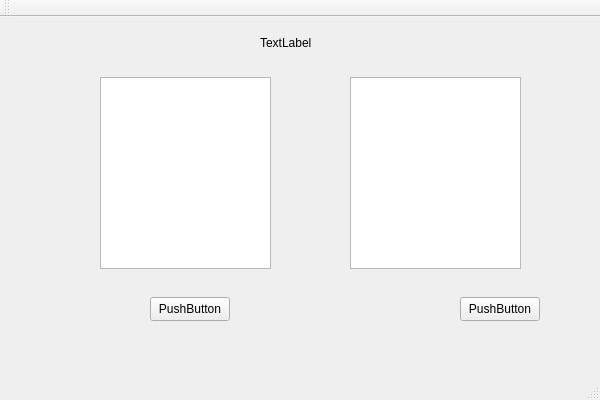
First picture: the form in BlackJack/FrontEnd/FrontEnd.ui, repository HookMyHooks/CatsCard, before the edit.
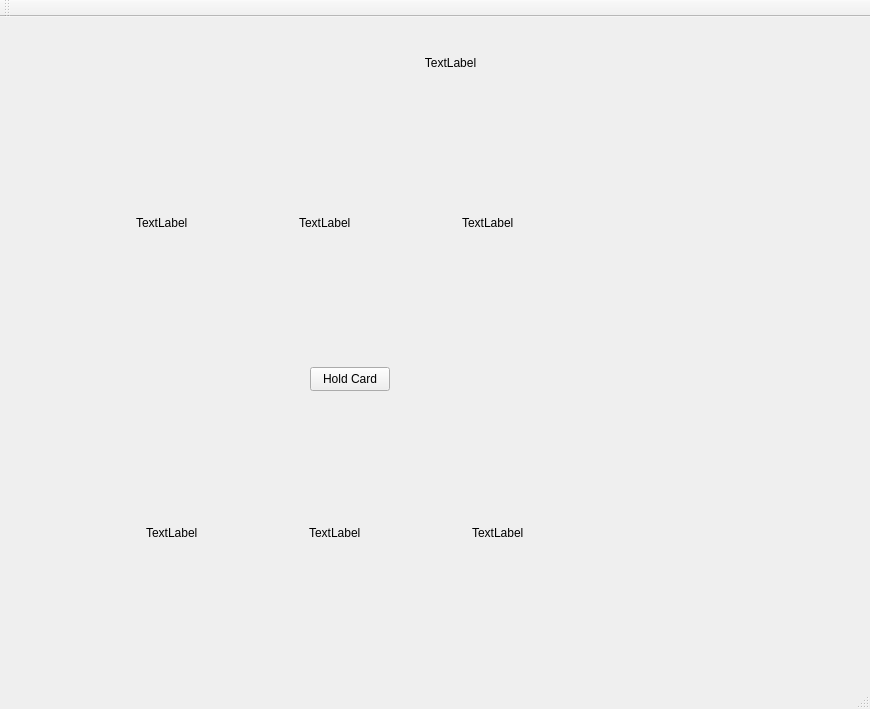
Second picture: the form after the edit. Icons and pictures are not drawn.

The edit to the form file:
```diff
--- a/BlackJack/FrontEnd/FrontEnd.ui
+++ b/BlackJack/FrontEnd/FrontEnd.ui
@@ -6,39 +6,19 @@
    <rect>
     <x>0</x>
     <y>0</y>
-    <width>600</width>
-    <height>400</height>
+    <width>870</width>
+    <height>709</height>
    </rect>
   </property>
   <property name="windowTitle">
    <string>FrontEnd</string>
   </property>
   <widget class="QWidget" name="centralWidget">
-   <widget class="QListWidget" name="player1CardList">
-    <property name="geometry">
-     <rect>
-      <x>100</x>
-      <y>60</y>
-      <width>171</width>
-      <height>192</height>
-     </rect>
-    </property>
-   </widget>
-   <widget class="QListWidget" name="player2CardList">
-    <property name="geometry">
-     <rect>
-      <x>350</x>
-      <y>60</y>
-      <width>171</width>
-      <height>192</height>
-     </rect>
-    </property>
-   </widget>
    <widget class="QLabel" name="statusLabel">
     <property name="geometry">
      <rect>
-      <x>260</x>
-      <y>10</y>
+      <x>330</x>
+      <y>30</y>
       <width>241</width>
       <height>31</height>
      </rect>
@@ -46,31 +26,202 @@
     <property name="text">
      <string>TextLabel</string>
     </property>
+    <property name="alignment">
+     <set>Qt::AlignCenter</set>
+    </property>
    </widget>
    <widget class="QPushButton" name="holdCardButton">
     <property name="geometry">
      <rect>
-      <x>460</x>
-      <y>280</y>
+      <x>310</x>
+      <y>350</y>
       <width>80</width>
       <height>24</height>
      </rect>
     </property>
     <property name="text">
-     <string>PushButton</string>
+     <string>Hold Card</string>
     </property>
    </widget>
-   <widget class="QPushButton" name="takeCardButton">
+   <widget class="QWidget" name="Player1CardContainer" native="true">
     <property name="geometry">
      <rect>
-      <x>150</x>
-      <y>280</y>
-      <width>80</width>
-      <height>24</height>
+      <x>100</x>
+      <y>90</y>
+      <width>531</width>
+      <height>232</height>
      </rect>
     </property>
+    <property name="minimumSize">
+     <size>
+      <width>531</width>
+      <height>232</height>
+     </size>
+    </property>
+    <property name="maximumSize">
+     <size>
+      <width>16777215</width>
+      <height>232</height>
+     </size>
+    </property>
+    <layout class="QHBoxLayout" name="horizontalLayout">
+     <item>
+      <widget class="QLabel" name="player1CardLabel1">
+       <property name="minimumSize">
+        <size>
+         <width>132</width>
+         <height>0</height>
+        </size>
+       </property>
+       <property name="maximumSize">
+        <size>
+         <width>132</width>
+         <height>16777215</height>
+        </size>
+       </property>
+       <property name="text">
+        <string>TextLabel</string>
+       </property>
+      </widget>
+     </item>
+     <item>
+      <widget class="QLabel" name="player1CardLabel2">
+       <property name="minimumSize">
+        <size>
+         <width>132</width>
+         <height>0</height>
+        </size>
+       </property>
+       <property name="maximumSize">
+        <size>
+         <width>132</width>
+         <height>16777215</height>
+        </size>
+       </property>
+       <property name="text">
+        <string>TextLabel</string>
+       </property>
+      </widget>
+     </item>
+     <item>
+      <widget class="QLabel" name="player1CardLabel3">
+       <property name="minimumSize">
+        <size>
+         <width>132</width>
+         <height>0</height>
+        </size>
+       </property>
+       <property name="maximumSize">
+        <size>
+         <width>132</width>
+         <height>16777215</height>
+        </size>
+       </property>
+       <property name="text">
+        <string>TextLabel</string>
+       </property>
+      </widget>
+     </item>
+    </layout>
+   </widget>
+   <widget class="QWidget" name="Player2CardContainer" native="true">
+    <property name="geometry">
+     <rect>
+      <x>110</x>
+      <y>400</y>
+      <width>531</width>
+      <height>232</height>
+     </rect>
+    </property>
+    <property name="minimumSize">
+     <size>
+      <width>531</width>
+      <height>232</height>
+     </size>
+    </property>
+    <property name="maximumSize">
+     <size>
+      <width>16777215</width>
+      <height>232</height>
+     </size>
+    </property>
+    <layout class="QHBoxLayout" name="horizontalLayout_2">
+     <item>
+      <widget class="QLabel" name="player2CardLabel1">
+       <property name="minimumSize">
+        <size>
+         <width>132</width>
+         <height>0</height>
+        </size>
+       </property>
+       <property name="maximumSize">
+        <size>
+         <width>132</width>
+         <height>16777215</height>
+        </size>
+       </property>
+       <property name="text">
+        <string>TextLabel</string>
+       </property>
+      </widget>
+     </item>
+     <item>
+      <widget class="QLabel" name="player2CardLabel2">
+       <property name="minimumSize">
+        <size>
+         <width>132</width>
+         <height>0</height>
+        </size>
+       </property>
+       <property name="maximumSize">
+        <size>
+         <width>132</width>
+         <height>16777215</height>
+        </size>
+       </property>
+       <property name="text">
+        <string>TextLabel</string>
+       </property>
+      </widget>
+     </item>
+     <item>
+      <widget class="QLabel" name="player2CardLabel3">
+       <property name="minimumSize">
+        <size>
+         <width>132</width>
+         <height>0</height>
+        </size>
+       </property>
+       <property name="maximumSize">
+        <size>
+         <width>132</width>
+         <height>16777215</height>
+        </size>
+       </property>
+       <property name="text">
+        <string>TextLabel</string>
+       </property>
+      </widget>
+     </item>
+    </layout>
+   </widget>
+   <widget class="QPushButton" name="deckButton">
+    <property name="geometry">
+     <rect>
+      <x>670</x>
+      <y>260</y>
+      <width>132</width>
+      <height>232</height>
+     </rect>
+    </property>
+    <property name="styleSheet">
+     <string notr="true">border: none;
+background-image: url(:/cards/card_back);
+background-position: center;
+background-repeat: no-repeat;</string>
+    </property>
     <property name="text">
-     <string>PushButton</string>
+     <string/>
     </property>
    </widget>
   </widget>
```
Left out of the diff: 2 changed lines with no effect on the pictures.
